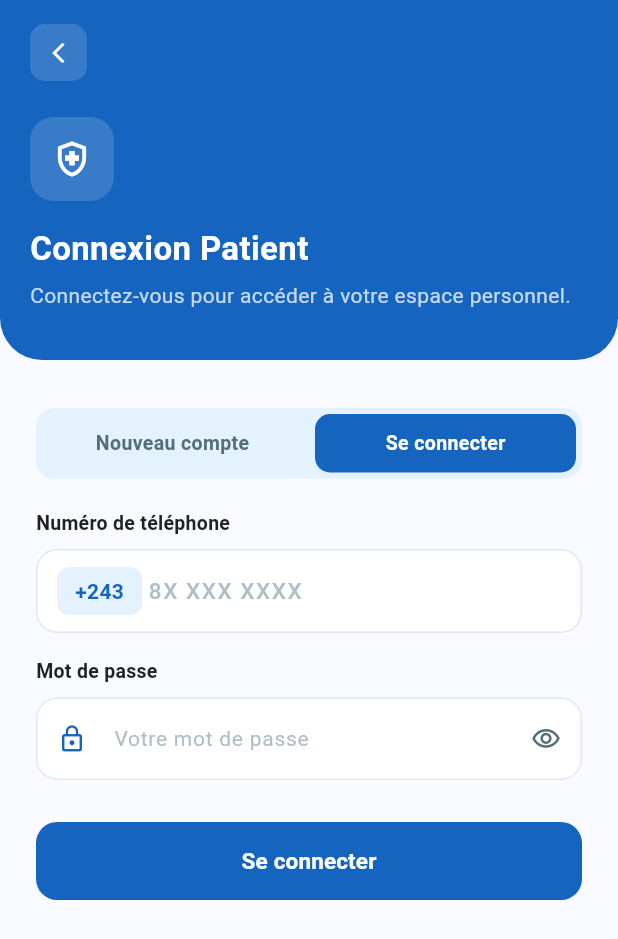
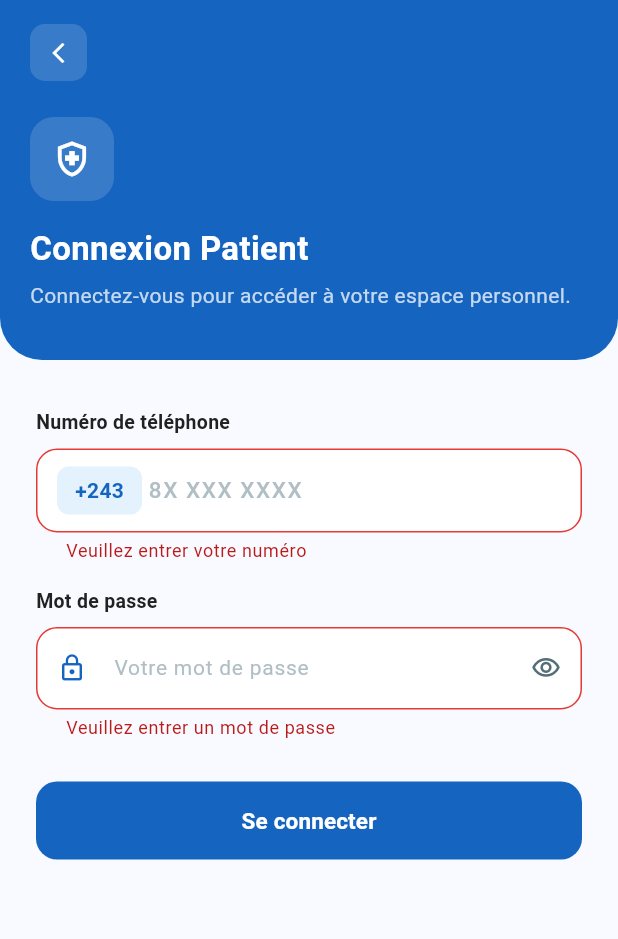
Before and after one commit to Christiantshikwata/ConfidantSante, a Flutter app: the LoginPatientScreen screen opened directly, after a tap on "Se connecter", on a phone screen of 412 x 824 dp. Shown: the top 939 px of the screen. Run offline on Flutter 3.47's test engine with Material 3 defaults, Android fonts, the phone set to English and light mode, and no system bars; our stand-ins replace cloud_firestore, connectivity_plus, firebase_auth, firebase_core, flutter_local_notifications, flutter_secure_storage and 4 more; missing offline and left inert: excel; accounts and stored records are empty.

Commit message:
feat(auth): retire l'inscription côté patient (comptes créés par le médecin)
Le médecin crée désormais les comptes patients ; l'auto-inscription n'a
plus lieu d'être. L'écran de connexion patient devient login-only :
suppression du toggle inscription/connexion, du champ nom, de la méthode
_inscrire, du helper _toggleBtn et du contrôleur associé.

```diff
--- a/lib/features/auth/login_patient_screen.dart
+++ b/lib/features/auth/login_patient_screen.dart
@@ -21,85 +21,18 @@ class LoginPatientScreen extends StatefulWidget {
 class _LoginPatientScreenState extends State<LoginPatientScreen> {
 
   final TextEditingController _numeroController  = TextEditingController();
-  final TextEditingController _nomController     = TextEditingController();
   final TextEditingController _mdpController     = TextEditingController();
   final GlobalKey<FormState>  _formKey           = GlobalKey<FormState>();
 
   bool _enChargement   = false;
   bool _mdpVisible     = false;
-  bool _premiereVisite = true;
   String? _erreur;
 
   @override
   void dispose() {
     _numeroController.dispose();
-    _nomController.dispose();
     _mdpController.dispose();
     super.dispose();
-  }
-
-  // ── INSCRIPTION ───────────────────────────────────────────────────────────
-  Future<void> _inscrire() async {
-    if (!_formKey.currentState!.validate()) return;
-    setState(() {
-      _enChargement = true;
-      _erreur = null;
-    });
-
-    final numero = _numeroController.text.trim();
-    final nom = _nomController.text.trim();
-
-    // Crée le compte Firebase Auth + le profil Firestore.
-    final res = await AuthService().inscrirePatient(
-      numero: numero,
-      motDePasse: _mdpController.text,
-      nom: nom,
-    );
-    if (!mounted) return;
-    if (!res.succes) {
-      setState(() {
-        _enChargement = false;
-        _erreur = AppTranslations.t(res.messageCle ?? 'auth_err_generique');
-      });
-      return;
-    }
-
-    // Crée la fiche locale (source des données hors-ligne).
-    var id = await DatabaseService().creerPatient(
-      nom: nom,
-      numero: numero,
-      motDePasse: _mdpController.text,
-    );
-    if (id <= 0) {
-      final existant = await DatabaseService().getPatient(numero);
-      id = (existant?['id'] as int?) ?? 0;
-    }
-
-    if (!mounted) return;
-
-    if (id > 0) {
-      // Sauvegarde la session
-      await SessionService().sauvegarderSession(
-        patientId: id.toString(),
-        nom: nom,
-        numero: numero,
-      );
-
-      setState(() => _enChargement = false);
-
-      // Va créer le PIN
-      Navigator.pushReplacement(
-        context,
-        MaterialPageRoute(
-          builder: (context) => const PinScreen(),
-        ),
-      );
-    } else {
-      setState(() {
-        _enChargement = false;
-        _erreur = AppTranslations.t('erreur_creation');
-      });
-    }
   }
 
   // ── CONNEXION ─────────────────────────────────────────────────────────────
@@ -242,9 +175,7 @@ class _LoginPatientScreenState extends State<LoginPatientScreen> {
                     const SizedBox(height: 16),
 
                     Text(
-                      _premiereVisite
-                          ? t('creer_un_compte')
-                          : t('connexion_patient'),
+                      t('connexion_patient'),
                       style: const TextStyle(
                         color: Colors.white,
                         fontSize: 22,
@@ -255,9 +186,7 @@ class _LoginPatientScreenState extends State<LoginPatientScreen> {
                     const SizedBox(height: 6),
 
                     Text(
-                      _premiereVisite
-                          ? t('sous_titre_inscription')
-                          : t('sous_titre_connexion'),
+                      t('sous_titre_connexion'),
                       style: TextStyle(
                         color: Colors.white.withValues(alpha: 0.75),
                         fontSize: 14,
@@ -282,55 +211,6 @@ class _LoginPatientScreenState extends State<LoginPatientScreen> {
                   children: [
 
                     const SizedBox(height: 8),
-
-                    // Toggle inscription / connexion
-                    Container(
-                      decoration: BoxDecoration(
-                        color: AppColors.primaryPale,
-                        borderRadius: BorderRadius.circular(12),
-                      ),
-                      child: Row(
-                        children: [
-                          _toggleBtn(
-                            t('nouveau_compte'),
-                            _premiereVisite,
-                                () => setState(() {
-                              _premiereVisite = true;
-                              _erreur = null;
-                            }),
-                          ),
-                          _toggleBtn(
-                            t('se_connecter'),
-                            !_premiereVisite,
-                                () => setState(() {
-                              _premiereVisite = false;
-                              _erreur = null;
-                            }),
-                          ),
-                        ],
-                      ),
-                    ),
-
-                    const SizedBox(height: 20),
-
-                    // Champ nom (inscription seulement)
-                    if (_premiereVisite) ...[
-                      _labelChamp(t('nom_complet')),
-                      const SizedBox(height: 8),
-                      _champTexte(
-                        controller: _nomController,
-                        hint: t('hint_nom'),
-                        icone: Icons.person_outline,
-                        validator: (v) {
-                          if (_premiereVisite &&
-                              (v == null || v.isEmpty)) {
-                            return t('erreur_nom');
-                          }
-                          return null;
-                        },
-                      ),
-                      const SizedBox(height: 16),
-                    ],
 
                     // Champ numéro
                     _labelChamp(t('numero_telephone')),
@@ -419,9 +299,7 @@ class _LoginPatientScreenState extends State<LoginPatientScreen> {
 
                     // Champ mot de passe
                     _labelChamp(
-                      _premiereVisite
-                          ? t('creer_mot_de_passe')
-                          : t('mot_de_passe'),
+                      t('mot_de_passe'),
                     ),
                     const SizedBox(height: 8),
 
@@ -433,9 +311,7 @@ class _LoginPatientScreenState extends State<LoginPatientScreen> {
                         color: AppColors.textPrimary,
                       ),
                       decoration: InputDecoration(
-                        hintText: _premiereVisite
-                            ? t('hint_mdp_creer')
-                            : t('hint_mdp'),
+                        hintText: t('hint_mdp'),
                         hintStyle: const TextStyle(
                           color: Color(0xFFB0BEC5),
                           fontSize: 14,
@@ -542,7 +418,7 @@ class _LoginPatientScreenState extends State<LoginPatientScreen> {
                       child: ElevatedButton(
                         onPressed: _enChargement
                             ? null
-                            : (_premiereVisite ? _inscrire : _connecter),
+                            : _connecter,
                         style: ElevatedButton.styleFrom(
                           backgroundColor: AppColors.primary,
                           foregroundColor: Colors.white,
@@ -560,9 +436,7 @@ class _LoginPatientScreenState extends State<LoginPatientScreen> {
                           ),
                         )
                             : Text(
-                          _premiereVisite
-                              ? t('creer_compte')
-                              : t('se_connecter'),
+                          t('se_connecter'),
                           style: const TextStyle(
                             fontSize: 15,
                             fontWeight: FontWeight.w600,
@@ -641,36 +515,6 @@ class _LoginPatientScreenState extends State<LoginPatientScreen> {
     );
   }
 
-  Widget _toggleBtn(
-      String label,
-      bool actif,
-      VoidCallback onTap,
-      ) {
-    return Expanded(
-      child: GestureDetector(
-        onTap: onTap,
-        child: AnimatedContainer(
-          duration: const Duration(milliseconds: 200),
-          margin: const EdgeInsets.all(4),
-          padding: const EdgeInsets.symmetric(vertical: 10),
-          decoration: BoxDecoration(
-            color: actif ? AppColors.primary : Colors.transparent,
-            borderRadius: BorderRadius.circular(10),
-          ),
-          child: Center(
-            child: Text(
-              label,
-              style: TextStyle(
-                fontSize: 13,
-                fontWeight: FontWeight.w600,
-                color: actif ? Colors.white : AppColors.textSecondary,
-              ),
-            ),
-          ),
-        ),
-      ),
-    );
-  }
 }
 
 // ── ÉCRAN VÉRIFICATION PIN ───────────────────────────────────────────────────
```
